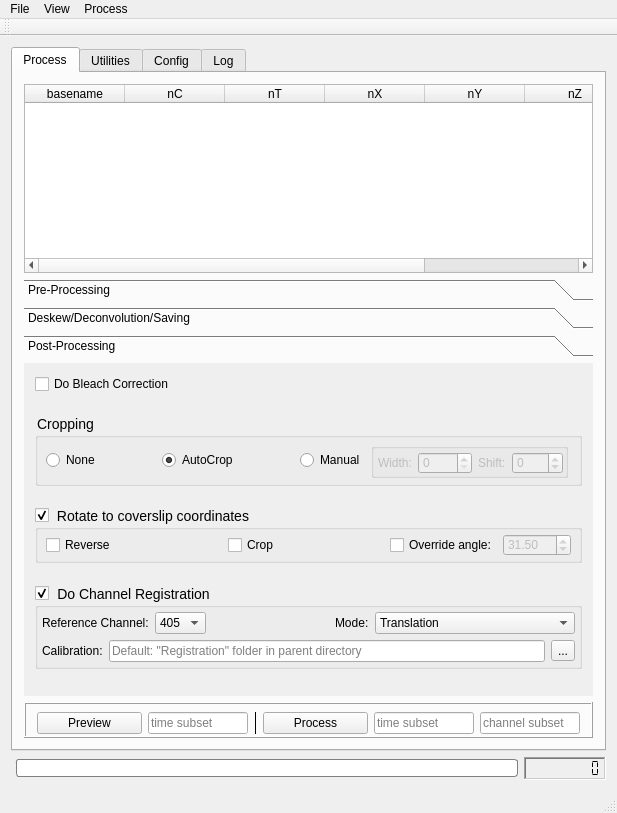
This is llspy/gui/main_gui.ui in tlambert03/LLSpy as Qt 5 draws it before an edit. The edited form follows.
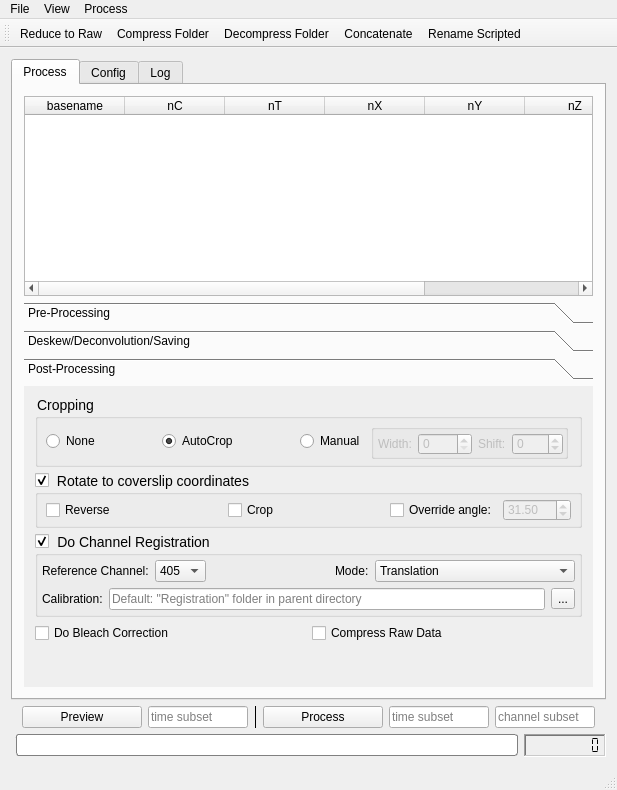
This is the edited form.

Commit message: reusable workerThread class, working well

The edit to the form file:
```diff
--- a/llspy/gui/main_gui.ui
+++ b/llspy/gui/main_gui.ui
@@ -7,9 +7,15 @@
     <x>0</x>
     <y>0</y>
     <width>617</width>
-    <height>813</height>
+    <height>790</height>
    </rect>
   </property>
+  <property name="minimumSize">
+   <size>
+    <width>0</width>
+    <height>790</height>
+   </size>
+  </property>
   <property name="focusPolicy">
    <enum>Qt::TabFocus</enum>
   </property>
@@ -23,7 +29,7 @@
       <property name="minimumSize">
        <size>
         <width>593</width>
-        <height>696</height>
+        <height>500</height>
        </size>
       </property>
       <property name="tabPosition">
@@ -45,13 +51,13 @@
           <property name="minimumSize">
            <size>
             <width>0</width>
-            <height>50</height>
+            <height>200</height>
            </size>
           </property>
           <property name="maximumSize">
            <size>
             <width>16777215</width>
-            <height>200</height>
+            <height>16777215</height>
            </size>
           </property>
           <property name="dragEnabled">
@@ -974,34 +980,14 @@
             <rect>
              <x>0</x>
              <y>0</y>
-             <width>547</width>
-             <height>330</height>
+             <width>541</width>
+             <height>288</height>
             </rect>
            </property>
            <attribute name="label">
             <string>Post-Processing</string>
            </attribute>
            <layout class="QVBoxLayout" name="verticalLayout_12">
-            <item>
-             <widget class="QCheckBox" name="bleachCorrectionCheckBox">
-              <property name="text">
-               <string>Do Bleach Correction</string>
-              </property>
-             </widget>
-            </item>
-            <item>
-             <spacer name="verticalSpacer_3">
-              <property name="orientation">
-               <enum>Qt::Vertical</enum>
-              </property>
-              <property name="sizeHint" stdset="0">
-               <size>
-                <width>20</width>
-                <height>40</height>
-               </size>
-              </property>
-             </spacer>
-            </item>
             <item>
              <widget class="QGroupBox" name="croppingGroupBox">
               <property name="styleSheet">
@@ -1149,19 +1135,6 @@
               </layout>
              </widget>
             </item>
-            <item>
-             <spacer name="verticalSpacer">
-              <property name="orientation">
-               <enum>Qt::Vertical</enum>
-              </property>
-              <property name="sizeHint" stdset="0">
-               <size>
-                <width>20</width>
-                <height>40</height>
-               </size>
-              </property>
-             </spacer>
-            </item>
             <item>
              <widget class="QGroupBox" name="rotateGroupBox">
               <property name="enabled">
@@ -1276,19 +1249,6 @@
               </layout>
              </widget>
             </item>
-            <item>
-             <spacer name="verticalSpacer_2">
-              <property name="orientation">
-               <enum>Qt::Vertical</enum>
-              </property>
-              <property name="sizeHint" stdset="0">
-               <size>
-                <width>20</width>
-                <height>40</height>
-               </size>
-              </property>
-             </spacer>
-            </item>
             <item>
              <widget class="QGroupBox" name="doRegistrationGroupBox">
               <property name="styleSheet">
@@ -1495,6 +1455,27 @@
               </layout>
              </widget>
             </item>
+            <item>
+             <layout class="QHBoxLayout" name="horizontalLayout_4">
+              <property name="topMargin">
+               <number>0</number>
+              </property>
+              <item>
+               <widget class="QCheckBox" name="bleachCorrectionCheckBox">
+                <property name="text">
+                 <string>Do Bleach Correction</string>
+                </property>
+               </widget>
+              </item>
+              <item>
+               <widget class="QCheckBox" name="compressRawCheckBox">
+                <property name="text">
+                 <string>Compress Raw Data</string>
+                </property>
+               </widget>
+              </item>
+             </layout>
+            </item>
             <item>
              <spacer name="postprocessSpacer">
               <property name="orientation">
@@ -1512,146 +1493,8 @@
           </widget>
          </widget>
         </item>
-        <item>
-         <widget class="QFrame" name="previewProcessButtonFrame">
-          <property name="frameShape">
-           <enum>QFrame::Box</enum>
-          </property>
-          <property name="frameShadow">
-           <enum>QFrame::Raised</enum>
-          </property>
-          <layout class="QHBoxLayout" name="processButtonLayout">
-           <property name="topMargin">
-            <number>8</number>
-           </property>
-           <property name="bottomMargin">
-            <number>2</number>
-           </property>
-           <item>
-            <widget class="QPushButton" name="previewButton">
-             <property name="enabled">
-              <bool>true</bool>
-             </property>
-             <property name="minimumSize">
-              <size>
-               <width>0</width>
-               <height>0</height>
-              </size>
-             </property>
-             <property name="toolTip">
-              <string>Preview the highlighted dataset with the current settings</string>
-             </property>
-             <property name="text">
-              <string>Preview</string>
-             </property>
-             <property name="autoDefault">
-              <bool>true</bool>
-             </property>
-             <property name="default">
-              <bool>false</bool>
-             </property>
-             <property name="flat">
-              <bool>false</bool>
-             </property>
-            </widget>
-           </item>
-           <item>
-            <widget class="QLineEdit" name="previewTRangeLineEdit">
-             <property name="maximumSize">
-              <size>
-               <width>100</width>
-               <height>16777215</height>
-              </size>
-             </property>
-             <property name="toolTip">
-              <string>&lt;html&gt;&lt;head/&gt;&lt;body&gt;&lt;p&gt;&lt;span style=&quot; font-size:12pt;&quot;&gt;a string can be used to dictate a subset of timepoints to preview. Separate list items with commas, and &amp;quot;start-stop-step&amp;quot; items with dashes.&lt;br&gt;For instance: '0,3,5-10,15-30-3,40'&lt;br&gt;NOTE: time is zero-indexed&lt;/span&gt;&lt;/p&gt;&lt;/body&gt;&lt;/html&gt;</string>
-             </property>
-             <property name="echoMode">
-              <enum>QLineEdit::Normal</enum>
-             </property>
-             <property name="placeholderText">
-              <string>time subset</string>
-             </property>
-             <property name="cursorMoveStyle">
-              <enum>Qt::LogicalMoveStyle</enum>
-             </property>
-             <property name="clearButtonEnabled">
-              <bool>false</bool>
-             </property>
-            </widget>
-           </item>
-           <item>
-            <widget class="Line" name="line">
-             <property name="frameShadow">
-              <enum>QFrame::Plain</enum>
-             </property>
-             <property name="orientation">
-              <enum>Qt::Vertical</enum>
-             </property>
-            </widget>
-           </item>
-           <item>
-            <widget class="QPushButton" name="processButton">
-             <property name="minimumSize">
-              <size>
-               <width>0</width>
-               <height>0</height>
-              </size>
-             </property>
-             <property name="text">
-              <string>Process</string>
-             </property>
-            </widget>
-           </item>
-           <item>
-            <widget class="QLineEdit" name="processTRangeLineEdit">
-             <property name="maximumSize">
-              <size>
-               <width>100</width>
-               <height>16777215</height>
-              </size>
-             </property>
-             <property name="toolTip">
-              <string>&lt;html&gt;&lt;head/&gt;&lt;body&gt;&lt;p&gt;&lt;span style=&quot; font-size:12pt;&quot;&gt;a string can be used to dictate a subset of timepoints to process. Separate list items with commas, and &amp;quot;start-stop-step&amp;quot; items with dashes.&lt;br&gt;For instance: '0,3,5-10,15-30-3,40'&lt;br&gt;NOTE: time is zero-indexed&lt;/span&gt;&lt;/p&gt;&lt;/body&gt;&lt;/html&gt;</string>
-             </property>
-             <property name="placeholderText">
-              <string>time subset</string>
-             </property>
-            </widget>
-           </item>
-           <item>
-            <widget class="QLineEdit" name="processCRangeLineEdit">
-             <property name="minimumSize">
-              <size>
-               <width>100</width>
-               <height>0</height>
-              </size>
-             </property>
-             <property name="maximumSize">
-              <size>
-               <width>100</width>
-               <height>16777215</height>
-              </size>
-             </property>
-             <property name="toolTip">
-              <string>&lt;html&gt;&lt;head/&gt;&lt;body&gt;&lt;p&gt;&lt;span style=&quot; font-size:12pt;&quot;&gt;a string can be used to dictate a subset of channels to preview. Separate list items with commas, and &amp;quot;start-stop-step&amp;quot; items with dashes. &lt;br&gt;For instance: '0,2-3'&lt;br&gt;NOTE: channels are zero-indexed&lt;/span&gt;&lt;/p&gt;&lt;/body&gt;&lt;/html&gt;</string>
-             </property>
-             <property name="placeholderText">
-              <string>channel subset</string>
-             </property>
-            </widget>
-           </item>
-          </layout>
-         </widget>
-        </item>
        </layout>
       </widget>
-      <widget class="QWidget" name="tab_utilities">
-       <attribute name="title">
-        <string>Utilities</string>
-       </attribute>
-       <layout class="QGridLayout" name="gridLayout_2"/>
-      </widget>
       <widget class="QWidget" name="tab_config">
        <attribute name="title">
         <string>Config</string>
@@ -1854,6 +1697,138 @@
       </widget>
      </widget>
     </item>
+    <item>
+     <widget class="QFrame" name="previewProcessButtonFrame">
+      <property name="frameShape">
+       <enum>QFrame::NoFrame</enum>
+      </property>
+      <property name="frameShadow">
+       <enum>QFrame::Plain</enum>
+      </property>
+      <layout class="QHBoxLayout" name="processButtonLayout">
+       <property name="topMargin">
+        <number>0</number>
+       </property>
+       <property name="bottomMargin">
+        <number>0</number>
+       </property>
+       <item>
+        <widget class="QPushButton" name="previewButton">
+         <property name="enabled">
+          <bool>true</bool>
+         </property>
+         <property name="minimumSize">
+          <size>
+           <width>0</width>
+           <height>0</height>
+          </size>
+         </property>
+         <property name="toolTip">
+          <string>Preview the highlighted dataset with the current settings</string>
+         </property>
+         <property name="text">
+          <string>Preview</string>
+         </property>
+         <property name="autoDefault">
+          <bool>true</bool>
+         </property>
+         <property name="default">
+          <bool>false</bool>
+         </property>
+         <property name="flat">
+          <bool>false</bool>
+         </property>
+        </widget>
+       </item>
+       <item>
+        <widget class="QLineEdit" name="previewTRangeLineEdit">
+         <property name="maximumSize">
+          <size>
+           <width>100</width>
+           <height>16777215</height>
+          </size>
+         </property>
+         <property name="toolTip">
+          <string>&lt;html&gt;&lt;head/&gt;&lt;body&gt;&lt;p&gt;&lt;span style=&quot; font-size:12pt;&quot;&gt;a string can be used to dictate a subset of timepoints to preview. Separate list items with commas, and &amp;quot;start-stop-step&amp;quot; items with dashes.&lt;br&gt;For instance: '0,3,5-10,15-30-3,40'&lt;br&gt;NOTE: time is zero-indexed&lt;/span&gt;&lt;/p&gt;&lt;/body&gt;&lt;/html&gt;</string>
+         </property>
+         <property name="echoMode">
+          <enum>QLineEdit::Normal</enum>
+         </property>
+         <property name="placeholderText">
+          <string>time subset</string>
+         </property>
+         <property name="cursorMoveStyle">
+          <enum>Qt::LogicalMoveStyle</enum>
+         </property>
+         <property name="clearButtonEnabled">
+          <bool>false</bool>
+         </property>
+        </widget>
+       </item>
+       <item>
+        <widget class="Line" name="line">
+         <property name="frameShadow">
+          <enum>QFrame::Plain</enum>
+         </property>
+         <property name="orientation">
+          <enum>Qt::Vertical</enum>
+         </property>
+        </widget>
+       </item>
+       <item>
+        <widget class="QPushButton" name="processButton">
+         <property name="minimumSize">
+          <size>
+           <width>0</width>
+           <height>0</height>
+          </size>
+         </property>
+         <property name="text">
+          <string>Process</string>
+         </property>
+        </widget>
+       </item>
+       <item>
+        <widget class="QLineEdit" name="processTRangeLineEdit">
+         <property name="maximumSize">
+          <size>
+           <width>100</width>
+           <height>16777215</height>
+          </size>
+         </property>
+         <property name="toolTip">
+          <string>&lt;html&gt;&lt;head/&gt;&lt;body&gt;&lt;p&gt;&lt;span style=&quot; font-size:12pt;&quot;&gt;a string can be used to dictate a subset of timepoints to process. Separate list items with commas, and &amp;quot;start-stop-step&amp;quot; items with dashes.&lt;br&gt;For instance: '0,3,5-10,15-30-3,40'&lt;br&gt;NOTE: time is zero-indexed&lt;/span&gt;&lt;/p&gt;&lt;/body&gt;&lt;/html&gt;</string>
+         </property>
+         <property name="placeholderText">
+          <string>time subset</string>
+         </property>
+        </widget>
+       </item>
+       <item>
+        <widget class="QLineEdit" name="processCRangeLineEdit">
+         <property name="minimumSize">
+          <size>
+           <width>100</width>
+           <height>0</height>
+          </size>
+         </property>
+         <property name="maximumSize">
+          <size>
+           <width>100</width>
+           <height>16777215</height>
+          </size>
+         </property>
+         <property name="toolTip">
+          <string>&lt;html&gt;&lt;head/&gt;&lt;body&gt;&lt;p&gt;&lt;span style=&quot; font-size:12pt;&quot;&gt;a string can be used to dictate a subset of channels to preview. Separate list items with commas, and &amp;quot;start-stop-step&amp;quot; items with dashes. &lt;br&gt;For instance: '0,2-3'&lt;br&gt;NOTE: channels are zero-indexed&lt;/span&gt;&lt;/p&gt;&lt;/body&gt;&lt;/html&gt;</string>
+         </property>
+         <property name="placeholderText">
+          <string>channel subset</string>
+         </property>
+        </widget>
+       </item>
+      </layout>
+     </widget>
+    </item>
     <item>
      <layout class="QHBoxLayout" name="progressLayout">
       <item>
@@ -1868,7 +1843,7 @@
          <string notr="true">QProgressBar {
 	border: 1px solid grey;
 	border-radius: 3px;
-	height: 16px;
+	height: 20px;
 	margin: 0px 0px 0px 5px;
 }
 
@@ -1975,6 +1950,11 @@
    <attribute name="toolBarBreak">
     <bool>false</bool>
    </attribute>
+   <addaction name="actionReduce_to_Raw"/>
+   <addaction name="actionCompress_Folder"/>
+   <addaction name="actionDecompress_Folder"/>
+   <addaction name="actionConcatenate"/>
+   <addaction name="actionRename_Scripted"/>
   </widget>
   <widget class="QStatusBar" name="statusBar"/>
   <action name="actionQuit">
@@ -2020,6 +2000,59 @@
     <string>Ctrl+O</string>
    </property>
   </action>
+  <action name="actionSave_Settings_as_Default">
+   <property name="text">
+    <string>Save Settings as Default</string>
+   </property>
+   <property name="shortcut">
+    <string>Ctrl+S</string>
+   </property>
+  </action>
+  <action name="actionLoad_Default_Settings">
+   <property name="text">
+    <string>Load Default Settings</string>
+   </property>
+   <property name="shortcut">
+    <string>Ctrl+D</string>
+   </property>
+  </action>
+  <action name="actionReduce_to_Raw">
+   <property name="text">
+    <string>Reduce to Raw</string>
+   </property>
+   <property name="toolTip">
+    <string>Remove all processed data from selected folder and restore folder to it's original state after acquisition</string>
+   </property>
+  </action>
+  <action name="actionCompress_Folder">
+   <property name="text">
+    <string>Compress Folder</string>
+   </property>
+   <property name="toolTip">
+    <string>Compress raw data in selected folder</string>
+   </property>
+  </action>
+  <action name="actionDecompress_Folder">
+   <property name="text">
+    <string>Decompress Folder</string>
+   </property>
+  </action>
+  <action name="actionConcatenate">
+   <property name="text">
+    <string>Concatenate</string>
+   </property>
+   <property name="toolTip">
+    <string>Merge selected folders into single LLSdir</string>
+   </property>
+  </action>
+  <action name="actionRename_Scripted">
+   <property name="text">
+    <string>Rename Scripted</string>
+   </property>
+   <property name="toolTip">
+    <string>Rename &quot;Iter_&quot; files in an LLSdir acquired with Script Editor</string>
+   </property>
+  </action>
  </widget>
  <layoutdefault spacing="6" margin="11"/>
  <resources/>
```
Left out of the diff: 70 changed lines with no effect on the pictures. The commit also changes 1 other file.
